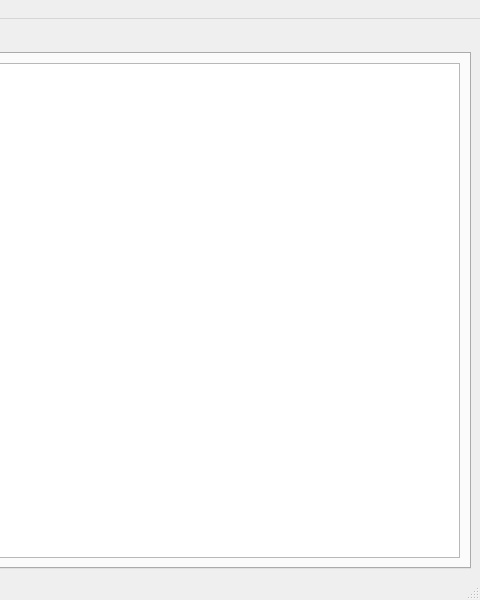
Qt form study-to-think/mainwindow.ui (brokencuph/study-to-think) before a commit; both pictures show x 320 to 800 and y 0 to 600 of the 800 by 600 pixel window.
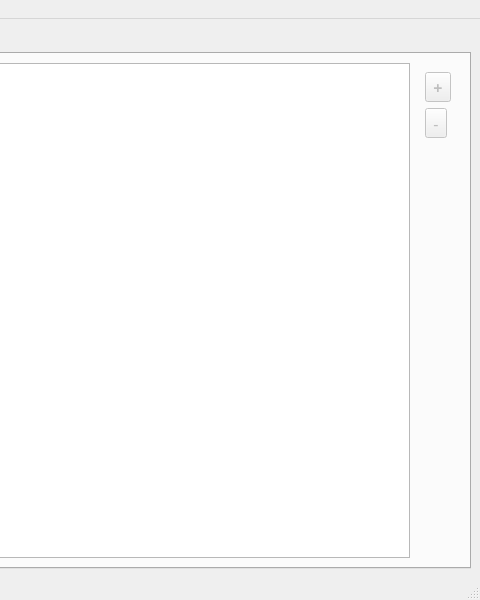
The same form after that commit.

Commit message: add two buttons for student

Patch:
```diff
--- a/study-to-think/mainwindow.ui
+++ b/study-to-think/mainwindow.ui
@@ -31,6 +31,52 @@
         <item>
          <widget class="QTableView" name="tableStudent"/>
         </item>
+        <item alignment="Qt::AlignTop">
+         <widget class="QWidget" name="widget" native="true">
+          <layout class="QVBoxLayout" name="verticalLayout">
+           <item>
+            <widget class="QToolButton" name="toolButtonStudentAdd">
+             <property name="enabled">
+              <bool>false</bool>
+             </property>
+             <property name="font">
+              <font>
+               <family>Cascadia Mono</family>
+               <pointsize>12</pointsize>
+               <weight>75</weight>
+               <bold>true</bold>
+              </font>
+             </property>
+             <property name="toolTip">
+              <string>Add a Student</string>
+             </property>
+             <property name="text">
+              <string>+</string>
+             </property>
+            </widget>
+           </item>
+           <item>
+            <widget class="QToolButton" name="toolButtonStudentRemove">
+             <property name="enabled">
+              <bool>false</bool>
+             </property>
+             <property name="font">
+              <font>
+               <family>Cascadia Mono</family>
+               <pointsize>12</pointsize>
+              </font>
+             </property>
+             <property name="toolTip">
+              <string>Remove Current Student</string>
+             </property>
+             <property name="text">
+              <string>-</string>
+             </property>
+            </widget>
+           </item>
+          </layout>
+         </widget>
+        </item>
        </layout>
       </widget>
       <widget class="QWidget" name="tabScheme">
```
The commit also changes 2 other files.
